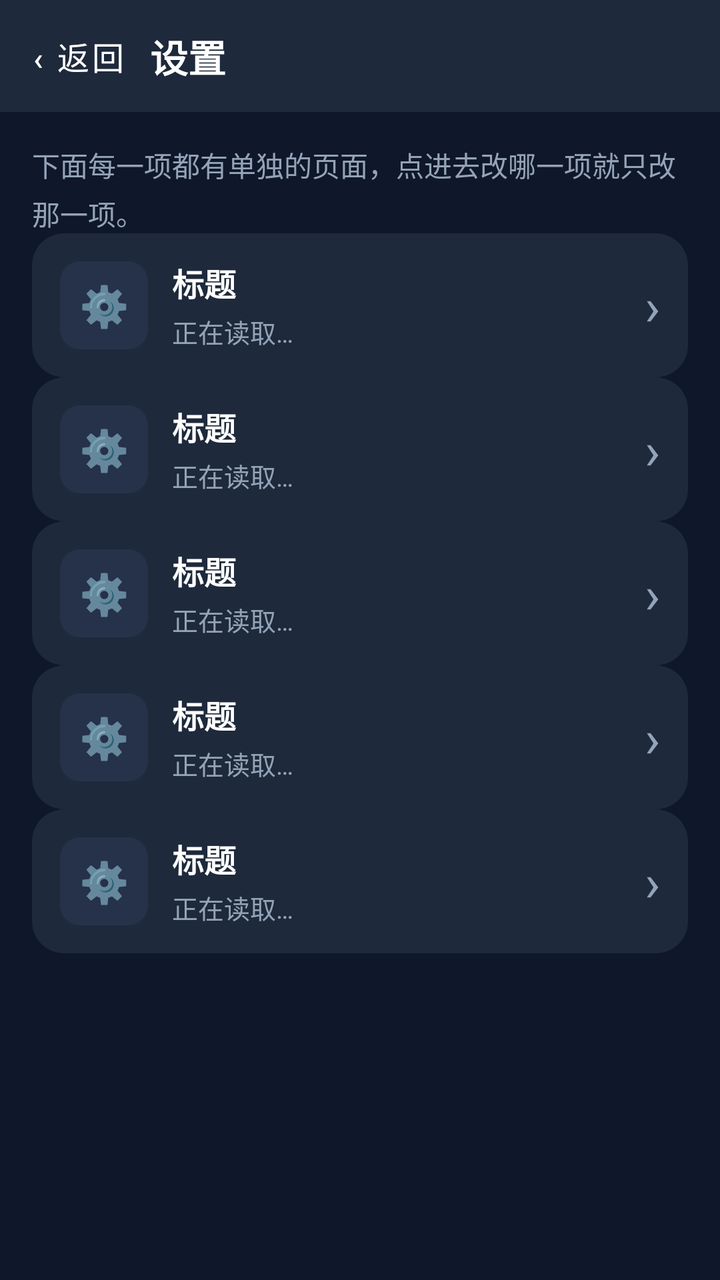
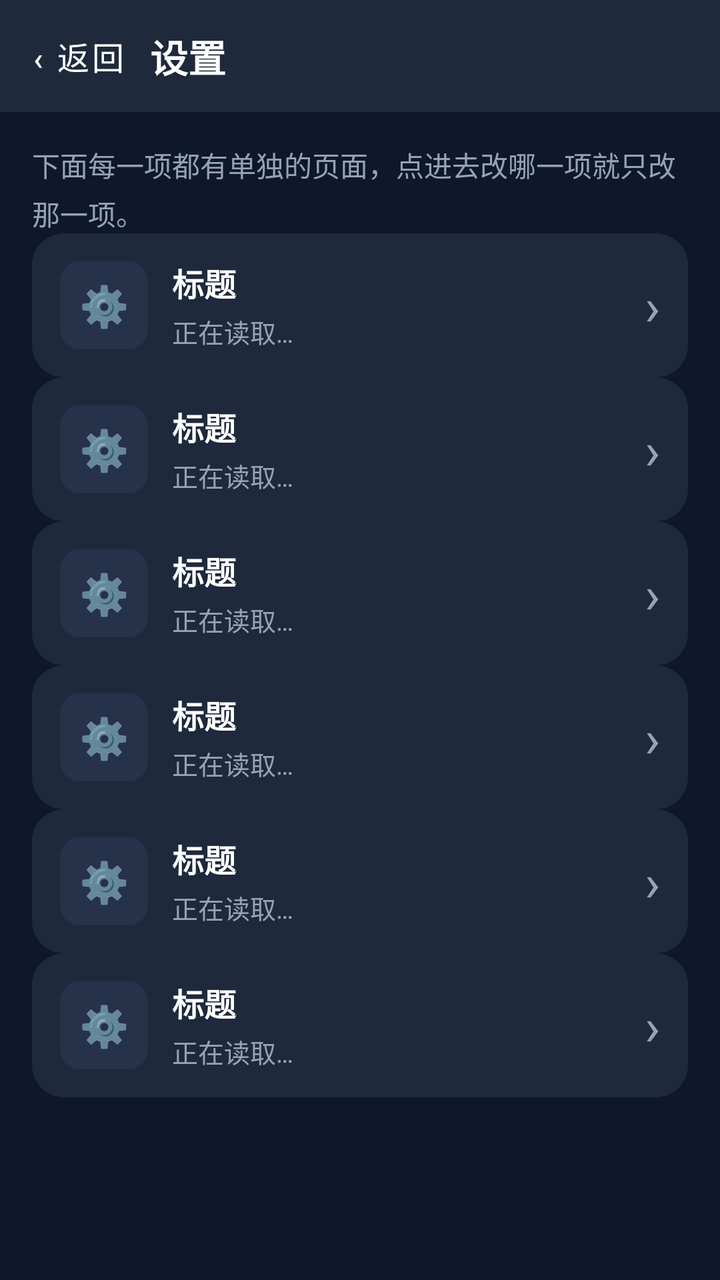

The first picture is an Android layout as it rendered before a commit; the second is the same layout after the commit. The layout source and the unified diff follow.
<!-- AndroidManifest.xml: application theme Theme.AntiFraudGuard -->
<!-- res/layout/activity_settings.xml -->
<?xml version="1.0" encoding="utf-8"?>
<LinearLayout xmlns:android="http://schemas.android.com/apk/res/android"
    android:layout_width="match_parent"
    android:layout_height="match_parent"
    android:orientation="vertical"
    android:background="?attr/appBg">

    <include
        android:id="@+id/topbar"
        layout="@layout/layout_settings_topbar" />

    <ScrollView
        android:layout_width="match_parent"
        android:layout_height="0dp"
        android:layout_weight="1">

        <LinearLayout
            android:layout_width="match_parent"
            android:layout_height="wrap_content"
            android:orientation="vertical"
            android:padding="16dp"
            android:paddingBottom="32dp">

            <TextView
                android:layout_width="match_parent"
                android:layout_height="wrap_content"
                android:lineSpacingExtra="4dp"
                android:text="下面每一项都有单独的页面，点进去改哪一项就只改那一项。"
                android:textColor="?attr/appTextDim"
                android:textSize="14sp" />

            <include
                android:id="@+id/entry_profile"
                layout="@layout/item_settings_entry" />

            <include
                android:id="@+id/entry_guard_params"
                layout="@layout/item_settings_entry"
                android:layout_marginTop="10dp" />

            <include
                android:id="@+id/entry_health"
                layout="@layout/item_settings_entry"
                android:layout_marginTop="10dp" />

            <include
                android:id="@+id/entry_ad_skip"
                layout="@layout/item_settings_entry"
                android:layout_marginTop="10dp" />

            <include
                android:id="@+id/entry_version"
                layout="@layout/item_settings_entry"
                android:layout_marginTop="10dp" />

        </LinearLayout>
    </ScrollView>
</LinearLayout>
<!-- res/layout/layout_settings_topbar.xml (included above) -->
<?xml version="1.0" encoding="utf-8"?>
<LinearLayout xmlns:android="http://schemas.android.com/apk/res/android"
    android:layout_width="match_parent"
    android:layout_height="56dp"
    android:orientation="horizontal"
    android:gravity="center_vertical"
    android:background="?attr/appCard"
    android:paddingStart="8dp"
    android:paddingEnd="16dp">

    <Button
        android:id="@+id/btn_back"
        android:layout_width="wrap_content"
        android:layout_height="44dp"
        android:minWidth="0dp"
        android:paddingStart="8dp"
        android:paddingEnd="12dp"
        android:background="@android:color/transparent"
        android:text="‹ 返回"
        android:textColor="?attr/appText"
        android:textSize="16sp" />

    <TextView
        android:id="@+id/tv_title"
        android:layout_width="0dp"
        android:layout_height="wrap_content"
        android:layout_weight="1"
        android:ellipsize="end"
        android:singleLine="true"
        android:text="设置"
        android:textColor="?attr/appText"
        android:textSize="19sp"
        android:textStyle="bold" />
</LinearLayout>
<!-- res/layout/item_settings_entry.xml (included above) -->
<?xml version="1.0" encoding="utf-8"?>
<LinearLayout xmlns:android="http://schemas.android.com/apk/res/android"
    android:id="@+id/row_settings_entry"
    android:layout_width="match_parent"
    android:layout_height="wrap_content"
    android:minHeight="72dp"
    android:orientation="horizontal"
    android:gravity="center_vertical"
    android:background="@drawable/bg_card_theme"
    android:paddingStart="14dp"
    android:paddingEnd="14dp"
    android:paddingTop="12dp"
    android:paddingBottom="12dp">

    <TextView
        android:id="@+id/entry_icon"
        android:layout_width="44dp"
        android:layout_height="44dp"
        android:background="@drawable/bg_icon_box"
        android:gravity="center"
        android:text="⚙️"
        android:textSize="20sp" />

    <LinearLayout
        android:layout_width="0dp"
        android:layout_height="wrap_content"
        android:layout_weight="1"
        android:layout_marginStart="12dp"
        android:orientation="vertical">

        <TextView
            android:id="@+id/entry_title"
            android:layout_width="match_parent"
            android:layout_height="wrap_content"
            android:text="标题"
            android:textColor="?attr/appText"
            android:textSize="16sp"
            android:textStyle="bold" />

        <TextView
            android:id="@+id/entry_summary"
            android:layout_width="match_parent"
            android:layout_height="wrap_content"
            android:layout_marginTop="3dp"
            android:text="正在读取…"
            android:textColor="?attr/appTextDim"
            android:textSize="13sp"
            android:lineSpacingExtra="2dp" />
    </LinearLayout>

    <TextView
        android:id="@+id/entry_chevron"
        android:layout_width="wrap_content"
        android:layout_height="wrap_content"
        android:layout_marginStart="8dp"
        android:text="›"
        android:textColor="?attr/appTextDim"
        android:textSize="26sp" />
</LinearLayout>
<!-- resources referenced by this layout -->
<resources>
  <!-- drawable bg_card_theme (drawable) -->
  <?xml version="1.0" encoding="utf-8"?>
  <shape xmlns:android="http://schemas.android.com/apk/res/android" android:shape="rectangle">
      <solid android:color="?attr/appCard" />
      <corners android:radius="16dp" />
  </shape>
  <!-- drawable bg_icon_box (drawable) -->
  <?xml version="1.0" encoding="utf-8"?>
  <shape xmlns:android="http://schemas.android.com/apk/res/android" android:shape="rectangle">
      <solid android:color="?attr/appCardAlt" />
      <corners android:radius="10dp" />
  </shape>
  <style name="Theme.AntiFraudGuard" parent="Theme.MaterialComponents.NoActionBar">
          
          <item name="colorPrimary">@color/blue_500</item>
          <item name="colorPrimaryVariant">@color/blue_700</item>
          <item name="colorOnPrimary">@color/white</item>
          
          <item name="colorSecondary">@color/emerald_500</item>
          <item name="colorSecondaryVariant">@color/emerald_700</item>
          <item name="colorOnSecondary">@color/white</item>
  
          <item name="appBg">#0F172A</item>
          <item name="appCard">#1E293B</item>
          <item name="appCardAlt">#26314A</item>
          <item name="appText">#FFFFFF</item>
          <item name="appTextDim">#94A3B8</item>
          <item name="appDivider">#334155</item>
          <item name="appInputBg">#26314A</item>
          <item name="appInputText">#FFFFFF</item>
  
          
          <item name="appDangerBgSoft">#3F1A1E</item>
          <item name="appWarnBgSoft">#3A2E12</item>
          <item name="appWarnTextStrong">#FCD34D</item>
          <item name="appWarnTextDim">#D4B36A</item>
          <item name="appDangerTextStrong">#FCA5A5</item>
          <item name="appDangerTextDim">#DCA9A9</item>
  
          
          <item name="android:statusBarColor">#0F172A</item>
          <item name="android:windowBackground">#0F172A</item>
          <item name="android:navigationBarColor">#0F172A</item>
      </style>
  <color name="blue_500">#3B82F6</color>
  <color name="blue_700">#1D4ED8</color>
  <color name="white">#FFFFFFFF</color>
  <color name="emerald_500">#10B981</color>
  <color name="emerald_700">#047857</color>
</resources>

<!-- the commit's change to res/layout/activity_settings.xml (unified diff, before → after) -->
@@ -45,6 +45,11 @@
 
             <include
                 android:id="@+id/entry_ad_skip"
+                layout="@layout/item_settings_entry"
+                android:layout_marginTop="10dp" />
+
+            <include
+                android:id="@+id/entry_ad_source"
                 layout="@layout/item_settings_entry"
                 android:layout_marginTop="10dp" />
 
